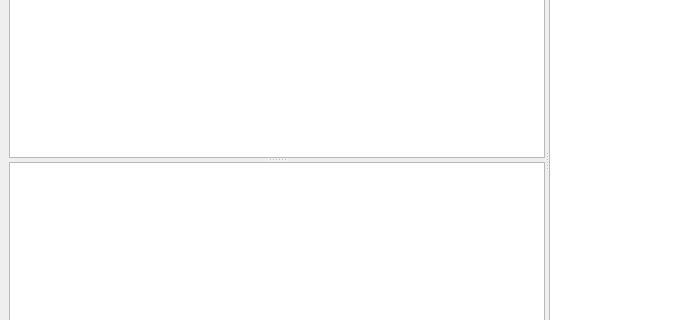
Old version of the form components/mainwindow.ui in the repository masceron/Hanvi; both pictures show x 0 to 696 and y 226 to 546 of the 1093 by 804 pixel window.
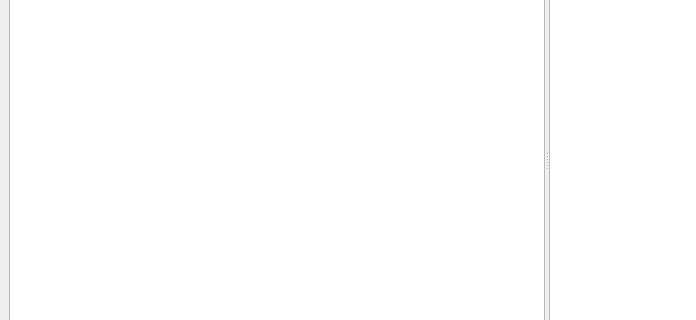
New version of the form.

Diff of the .ui file:
```diff
--- a/components/mainwindow.ui
+++ b/components/mainwindow.ui
@@ -22,10 +22,6 @@
         <property name="orientation">
          <enum>Qt::Orientation::Horizontal</enum>
         </property>
-        <widget class="QSplitter" name="cn_vocab">
-         <property name="orientation">
-          <enum>Qt::Orientation::Vertical</enum>
-         </property>
          <widget class="QTextBrowser" name="cn_input">
           <property name="styleSheet">
            <string notr="true"/>
@@ -34,13 +30,7 @@
            <bool>false</bool>
           </property>
          </widget>
-         <widget class="QTextBrowser" name="vocab">
-          <property name="openLinks">
-           <bool>false</bool>
-          </property>
-         </widget>
-        </widget>
-        <widget class="QWidget" name="">
+        <widget class="QWidget" name="layoutWidget">
          <layout class="QVBoxLayout" name="verticalLayout">
           <item>
            <widget class="QTextBrowser" name="vn_output">
```
Left out of the diff: 17 changed lines with no effect on the pictures. Lines whose indentation alone changed are shown as unchanged.
